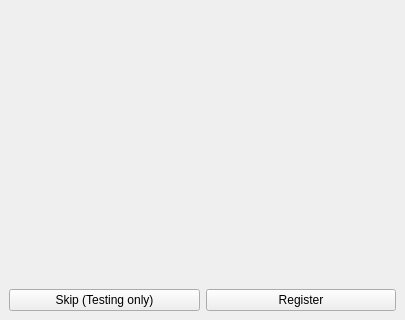
This is App/ProjectM/registration.ui in yobson/Project-M as Qt 5 draws it before an edit; both pictures show x 0 to 405 and y 355 to 675 of the 405 by 675 pixel window. The edited form follows.
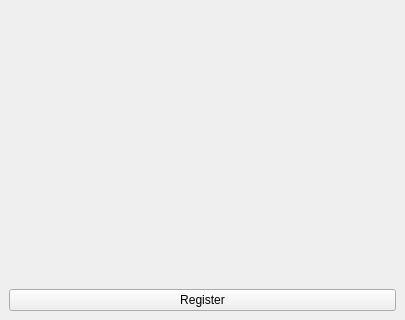
This is the edited form.

Commit message: Removed testing buttons

Diff of the .ui file:
```diff
--- a/App/ProjectM/registration.ui
+++ b/App/ProjectM/registration.ui
@@ -83,13 +83,6 @@
     </item>
     <item>
      <layout class="QHBoxLayout" name="horizontalLayout_2">
-      <item>
-       <widget class="QPushButton" name="skip_btn">
-        <property name="text">
-         <string>Skip (Testing only)</string>
-        </property>
-       </widget>
-      </item>
       <item>
        <widget class="QPushButton" name="register_btn">
         <property name="text">
```
The commit also changes 2 other files.
